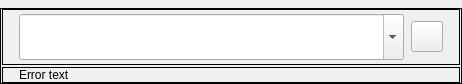
Old version of the form src/gui/customui/combowidget.ui in the repository CSG-Development/owncloud-client.
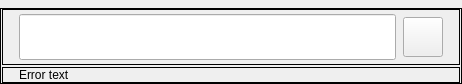
New version of the form.

Commit message: Style fixes; device combo refactoring; login logic fixed (WiP)

Patch:
```diff
--- a/src/gui/customui/combowidget.ui
+++ b/src/gui/customui/combowidget.ui
@@ -99,24 +99,27 @@
           <number>4</number>
          </property>
          <item>
-          <widget class="QComboBox" name="comboBox">
+          <widget class="QLineEdit" name="lineEdit">
            <property name="sizePolicy">
-            <sizepolicy hsizetype="Preferred" vsizetype="Preferred">
+            <sizepolicy hsizetype="Expanding" vsizetype="Preferred">
              <horstretch>0</horstretch>
              <verstretch>0</verstretch>
             </sizepolicy>
            </property>
-           <property name="editable">
-            <bool>true</bool>
-           </property>
           </widget>
          </item>
          <item>
           <widget class="QToolButton" name="arrowButton">
            <property name="minimumSize">
             <size>
-             <width>26</width>
-             <height>26</height>
+             <width>40</width>
+             <height>40</height>
+            </size>
+           </property>
+           <property name="maximumSize">
+            <size>
+             <width>40</width>
+             <height>40</height>
             </size>
            </property>
            <property name="text">
@@ -124,8 +127,8 @@
            </property>
            <property name="iconSize">
             <size>
-             <width>24</width>
-             <height>24</height>
+             <width>20</width>
+             <height>20</height>
             </size>
            </property>
           </widget>
```
The commit also changes 43 other files.
